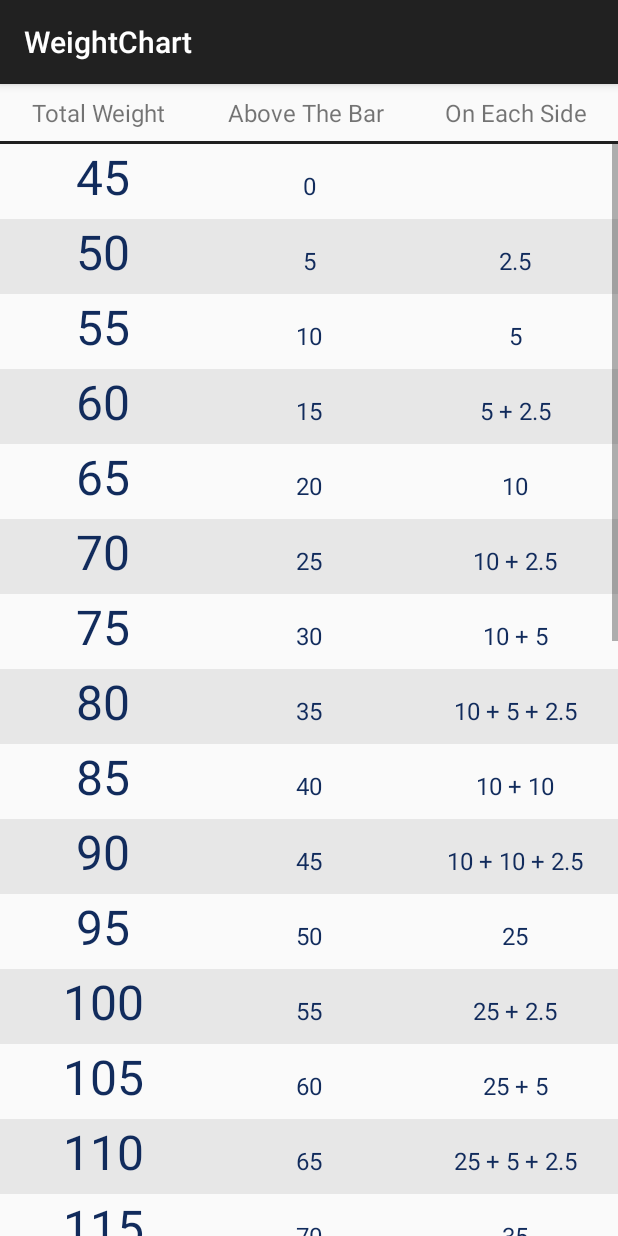
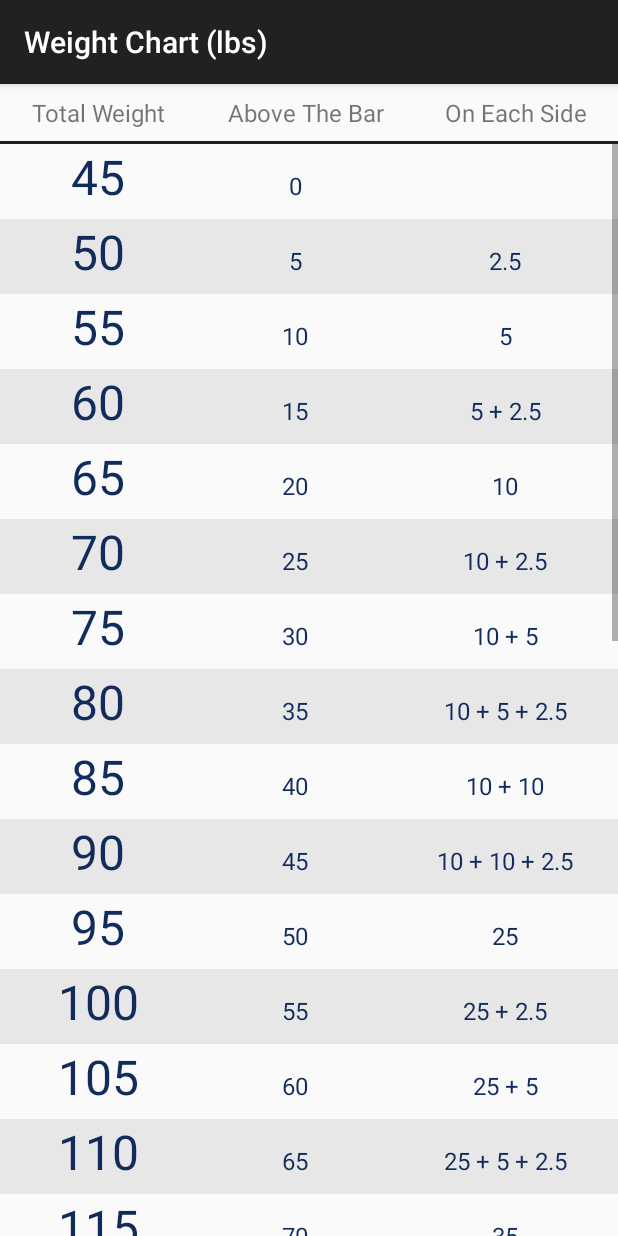
Before and after one commit to deadmund/workout, an Android app: the WeightChart screen opened directly, with no data from a screen before it, on a phone screen of 412 x 824 dp. Run offline under Robolectric (Android 15) with nearby library versions, the phone set to English and light mode, and no system bars.

Commit message:
Fixed weight chart onResume and kg / lbs title.  Added version string on splash and title / version in help.  Tested the setweight dialog in on a virtual moto x (second gen).  Cannot deploy until I get the keystore I made for this app.  Probably it's on my laptop.

```diff
--- a/app/build.gradle
+++ b/app/build.gradle
@@ -8,8 +8,6 @@ android {
         applicationId "net.ednovak.workout"
         minSdkVersion 18
         targetSdkVersion 22
-        versionCode 1
-        versionName "1.0"
     }
     buildTypes {
         release {
--- a/app/src/main/AndroidManifest.xml
+++ b/app/src/main/AndroidManifest.xml
@@ -1,7 +1,7 @@
 <?xml version="1.0" encoding="utf-8"?>
 <manifest xmlns:android="http://schemas.android.com/apk/res/android"
     package="net.ednovak.workout"
-    android:versionCode="1"
+    android:versionCode="2"
     android:versionName="1.1">
 
     <application
--- a/app/src/main/java/net/ednovak/workout/Tracker.java
+++ b/app/src/main/java/net/ednovak/workout/Tracker.java
@@ -24,6 +24,7 @@ import android.util.Log;
 import android.view.Menu;
 import android.view.MenuItem;
 import android.widget.LinearLayout;
+import android.widget.Toast;
 
 import java.util.Calendar;
 
@@ -115,7 +116,9 @@ public class Tracker extends AppCompatActivity {
 
 
             default:
+                // This really should never happen
                 Log.d(TAG, "Somehow a menu item that should not exist was selected: " + id);
+                Toast.makeText(getApplicationContext(), "Invalid menu option", Toast.LENGTH_SHORT).show();
         }
 
         return super.onOptionsItemSelected(item);
--- a/app/src/main/java/net/ednovak/workout/WeightChart.java
+++ b/app/src/main/java/net/ednovak/workout/WeightChart.java
@@ -26,6 +26,7 @@ import android.view.Gravity;
 import android.view.Menu;
 import android.view.MenuItem;
 import android.view.View;
+import android.view.Window;
 import android.view.animation.DecelerateInterpolator;
 import android.widget.Button;
 import android.widget.EditText;
@@ -54,11 +55,9 @@ public class WeightChart extends AppCompatActivity {
         setContentView(R.layout.activity_weight_chart);
 
         ctx = this;
-    }
 
-    protected void onResume(){
-        super.onResume();
 
+        // Set configurations / unit
         sharedPrefs = getSharedPreferences(Splash.name, MODE_PRIVATE);
         max = sharedPrefs.getInt("max", 200);
 
@@ -68,13 +67,15 @@ public class WeightChart extends AppCompatActivity {
             platesAvail = new float[] {45, 35, 25, 10, 5, 2.5f};
         } else if(unit.equals("kg")){
             bar = 20;
-            platesAvail = new float[] {25, 20, 15, 10, 5, 2.5f, 1.25f};
+            platesAvail = new float[] {25, 20, 15, 10, 5, 2.5f};
         }
+        // Adjust title
+        setTitle("Weight Chart (" + unit + ")");
 
 
 
+        // Draw actual table of weights
         drawTable();
-
     }
 
     /**
@@ -188,7 +189,7 @@ public class WeightChart extends AppCompatActivity {
 
             // Total weight
             TextView tvTotal = new TextView(this);
-            TableRow.LayoutParams lpTV1 = new TableRow.LayoutParams(0, TableRow.LayoutParams.WRAP_CONTENT, 1f);
+            TableRow.LayoutParams lpTV1 = new TableRow.LayoutParams(75, TableRow.LayoutParams.WRAP_CONTENT);
             lpTV1.setMargins(0, 0, 0, 10);
             tvTotal.setGravity(Gravity.CENTER);
             tvTotal.setTextColor(getResources().getColor(R.color.textGrey));
@@ -199,7 +200,7 @@ public class WeightChart extends AppCompatActivity {
 
             // Above Bar
             TextView tvAbove = new TextView(this);
-            TableRow.LayoutParams lpTV2 = new TableRow.LayoutParams(0, TableRow.LayoutParams.WRAP_CONTENT, 1f);
+            TableRow.LayoutParams lpTV2 = new TableRow.LayoutParams(75, TableRow.LayoutParams.WRAP_CONTENT);
             tvAbove.setGravity(Gravity.CENTER_VERTICAL|Gravity.CENTER_HORIZONTAL);
             tvAbove.setTextColor(getResources().getColor(R.color.textGrey));
             tvAbove.setTextSize(16f);
@@ -209,7 +210,7 @@ public class WeightChart extends AppCompatActivity {
 
             // On Each Side
             TextView tvSide = new TextView(this);
-            TableRow.LayoutParams lpTV3 = new TableRow.LayoutParams(0, TableRow.LayoutParams.WRAP_CONTENT, 1.0f);
+            TableRow.LayoutParams lpTV3 = new TableRow.LayoutParams(100, TableRow.LayoutParams.WRAP_CONTENT);
             tvSide.setGravity(Gravity.CENTER);
             tvSide.setTextColor(getResources().getColor(R.color.textGrey));
             tvSide.setTextSize(16f);
--- a/app/src/main/res/layout/activity_splash.xml
+++ b/app/src/main/res/layout/activity_splash.xml
@@ -5,7 +5,8 @@
     android:paddingTop="@dimen/activity_vertical_margin"
     android:paddingBottom="@dimen/activity_vertical_margin"
     android:background="@drawable/blue_gradient"
-    tools:context="net.ednovak.workout.Splash">
+    tools:context="net.ednovak.workout.Splash"
+    android:id="@+id/topRL">
 
     <ImageView android:id="@+id/title_pic"
         android:layout_width="wrap_content"
--- a/app/src/main/res/layout/weight_dialog.xml
+++ b/app/src/main/res/layout/weight_dialog.xml
@@ -16,6 +16,8 @@
         android:layout_width="wrap_content"
         android:layout_height="wrap_content"
         android:layout_below="@+id/numberPicker1"
+        android:orientation="horizontal"
+        android:gravity="center"
         android:layout_centerInParent="true">
 
         <Button
@@ -23,7 +25,7 @@
             android:layout_width="wrap_content"
             android:layout_height="wrap_content"
             android:layout_marginRight="1dp"
-            android:text="Set" />
+            android:text="Ok" />
 
         <Button
             android:id="@+id/button2"
```
Also changed, not shown: app/src/main/java/net/ednovak/workout/Help.java (+21 -0 lines), app/src/main/java/net/ednovak/workout/Splash.java (+35 -0 lines), app/src/main/res/layout/activity_help.xml (+20 -0 lines), 1 other file.
